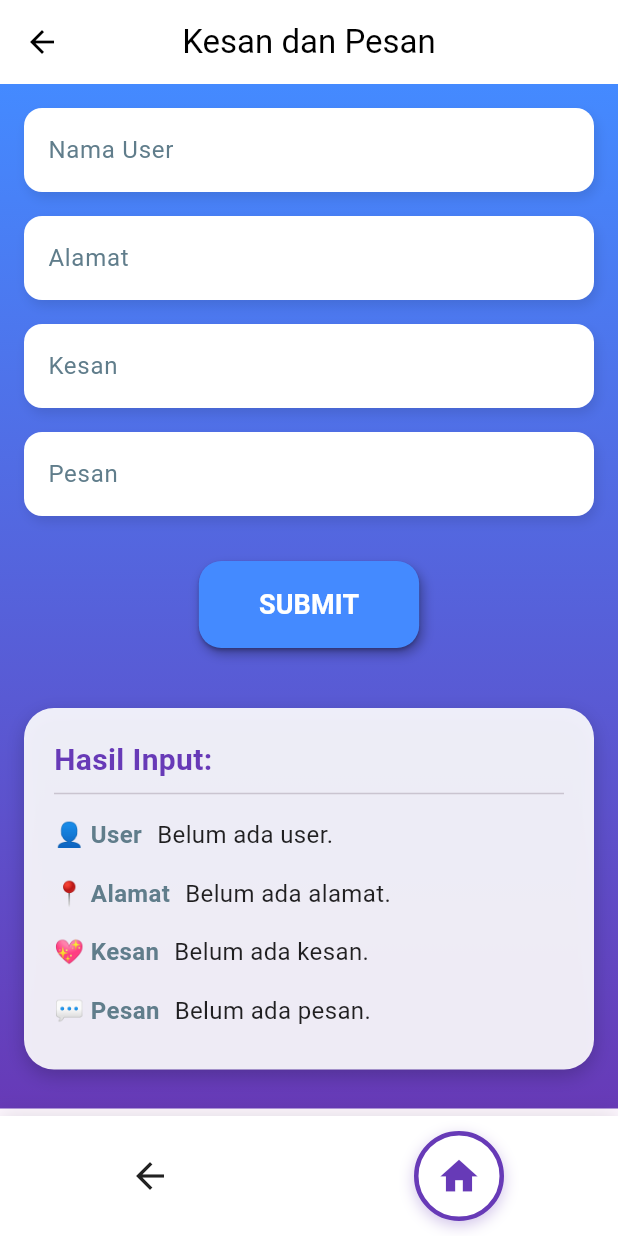
After one commit to ItSam77/PBM-3, a Flutter app: the screen it shows after launch, after a tap on "Kesan & Pesan", on a phone screen of 412 x 824 dp. The commit adds this screen. Run offline on Flutter 3.47's test engine with Material 3 defaults, Android fonts, the phone set to English and light mode, and no system bars.

Commit message:
updated page

```diff
--- /dev/null
+++ b/lib/gang/kesanpesan.dart
@@ -0,0 +1,203 @@
+import 'package:flutter/material.dart';
+import '../main.dart';
+
+class FeedbackPage extends StatefulWidget {
+  const FeedbackPage({Key? key}) : super(key: key);
+
+  @override
+  State<FeedbackPage> createState() => _FeedbackPageState();
+}
+
+class _FeedbackPageState extends State<FeedbackPage> {
+  final userController = TextEditingController();
+  final alamatController = TextEditingController();
+  final kesanController = TextEditingController();
+  final pesanController = TextEditingController();
+
+  String user = "Belum ada user.";
+  String alamat = "Belum ada alamat.";
+  String kesan = "Belum ada kesan.";
+  String pesan = "Belum ada pesan.";
+
+  void _submit() {
+    setState(() {
+      user = userController.text;
+      alamat = alamatController.text;
+      kesan = kesanController.text;
+      pesan = pesanController.text;
+    });
+  }
+
+  @override
+  Widget build(BuildContext context) {
+    return Scaffold(
+      appBar: AppBar(
+        title: const Text('Kesan dan Pesan'),
+        centerTitle: true,
+        backgroundColor: Colors.white,
+        foregroundColor: Colors.black,
+      ),
+      body: Container(
+        decoration: const BoxDecoration(
+          gradient: LinearGradient(
+            colors: [Colors.blueAccent, Colors.deepPurple],
+            begin: Alignment.topCenter,
+            end: Alignment.bottomCenter,
+          ),
+        ),
+        child: SingleChildScrollView(
+          padding: const EdgeInsets.all(16),
+          child: Column(
+            crossAxisAlignment: CrossAxisAlignment.start,
+            children: [
+              _buildCustomTextField("Nama User", userController),
+              const SizedBox(height: 16),
+              _buildCustomTextField("Alamat", alamatController),
+              const SizedBox(height: 16),
+              _buildCustomTextField("Kesan", kesanController),
+              const SizedBox(height: 16),
+              _buildCustomTextField("Pesan", pesanController),
+              const SizedBox(height: 30),
+              Center(
+                child: Container(
+                  decoration: BoxDecoration(
+                    borderRadius: BorderRadius.circular(15),
+                    boxShadow: [
+                      BoxShadow(
+                        color: Colors.black.withOpacity(0.3),
+                        blurRadius: 6,
+                        offset: const Offset(2, 4),
+                      ),
+                    ],
+                  ),
+                  child: ElevatedButton(
+                    onPressed: _submit,
+                    style: ElevatedButton.styleFrom(
+                      backgroundColor: Colors.blueAccent,
+                      foregroundColor: Colors.white,
+                      padding: const EdgeInsets.symmetric(
+                          horizontal: 40, vertical: 16),
+                      shape: RoundedRectangleBorder(
+                        borderRadius: BorderRadius.circular(15),
+                      ),
+                    ),
+                    child: const Text(
+                      'SUBMIT',
+                      style: TextStyle(
+                          fontSize: 18,
+                          fontWeight: FontWeight.bold),
+                    ),
+                  ),
+                ),
+              ),
+              const SizedBox(height: 30),
+              _buildResultCard(),
+            ],
+          ),
+        ),
+      ),
+      bottomNavigationBar: CustomNavBar(
+        onMenuTap: () {
+          // Add your desired functionality here
+        },
+        isHome: false,
+        accentColor: Colors.deepPurple,
+      ),
+    );
+  }
+
+  Widget _buildCustomTextField(String label, TextEditingController controller) {
+    return Container(
+      decoration: BoxDecoration(
+        borderRadius: BorderRadius.circular(12),
+        boxShadow: [
+          BoxShadow(
+            color: Colors.black.withOpacity(0.1),
+            blurRadius: 6,
+            offset: const Offset(2, 4),
+          ),
+        ],
+      ),
+      child: TextField(
+        controller: controller,
+        decoration: InputDecoration(
+          filled: true,
+          fillColor: Colors.white,
+          labelText: label,
+          labelStyle: const TextStyle(color: Colors.blueGrey),
+          border: OutlineInputBorder(
+            borderRadius: BorderRadius.circular(12),
+            borderSide: BorderSide.none,
+          ),
+          focusedBorder: OutlineInputBorder(
+            borderRadius: BorderRadius.circular(12),
+            borderSide: const BorderSide(
+                color: Colors.blueAccent, width: 2),
+          ),
+        ),
+      ),
+    );
+  }
+
+  Widget _buildResultCard() {
+    return Container(
+      padding: const EdgeInsets.all(20),
+      margin: const EdgeInsets.symmetric(vertical: 10),
+      decoration: BoxDecoration(
+        color: Colors.white.withOpacity(0.9),
+        borderRadius: BorderRadius.circular(20),
+        boxShadow: [
+          BoxShadow(
+            color: Colors.black.withOpacity(0.2),
+            blurRadius: 10,
+            offset: const Offset(0, 4),
+          ),
+        ],
+      ),
+      child: Column(
+        crossAxisAlignment: CrossAxisAlignment.start,
+        children: [
+          const Text(
+            "Hasil Input:",
+            style: TextStyle(
+                fontSize: 20,
+                fontWeight: FontWeight.bold,
+                color: Colors.deepPurple),
+          ),
+          const Divider(),
+          _buildResultItem("👤 User", user),
+          _buildResultItem("📍 Alamat", alamat),
+          _buildResultItem("💖 Kesan", kesan),
+          _buildResultItem("💬 Pesan", pesan),
+        ],
+      ),
+    );
+  }
+
+  Widget _buildResultItem(String label, String value) {
+    return Padding(
+      padding: const EdgeInsets.symmetric(vertical: 8),
+      child: Row(
+        crossAxisAlignment: CrossAxisAlignment.start,
+        children: [
+          Text(
+            label,
+            style: const TextStyle(
+                fontWeight: FontWeight.w600,
+                color: Colors.blueGrey,
+                fontSize: 16),
+          ),
+          const SizedBox(width: 10),
+          Expanded(
+            child: Text(
+              value,
+              style: const TextStyle(
+                  fontSize: 16,
+                  color: Colors.black87),
+            ),
+          ),
+        ],
+      ),
+    );
+  }
+}
--- a/lib/main.dart
+++ b/lib/main.dart
@@ -4,6 +4,7 @@ import 'gang/samuel.dart';
 import 'gang/adam.dart';
 import 'gang/agung.dart';
 import 'gang/farhan.dart';
+import 'gang/kesanpesan.dart';
 
 void main() => runApp(const MyApp());
 
@@ -88,6 +89,15 @@ class _FriendsListScreenState extends State<FriendsListScreen> {
                 0.07,
                 3,
                 () => Navigator.push(context, MaterialPageRoute(builder: (_) => const FarhanPage())),
+              ),
+              const SizedBox(height: 60),
+              buildCustomContainer(
+                context,
+                "Kesan & Pesan",
+                Colors.blueAccent,
+                0,
+                4,
+                () => Navigator.push(context, MaterialPageRoute(builder: (_) => const FeedbackPage())),
               ),
             ],
           ),
@@ -188,6 +198,17 @@ class _FriendsListScreenState extends State<FriendsListScreen> {
                 Navigator.push(
                   context,
                   MaterialPageRoute(builder: (_) => const FarhanPage()),
+                );
+              },
+            ),
+            ListTile(
+              leading: const Icon(Icons.feedback, color: Colors.blueAccent),
+              title: const Text('Kesan & Pesan'),
+              onTap: () {
+                Navigator.pop(context); // Close drawer
+                Navigator.push(
+                  context,
+                  MaterialPageRoute(builder: (_) => const FeedbackPage()),
                 );
               },
             ),
```
